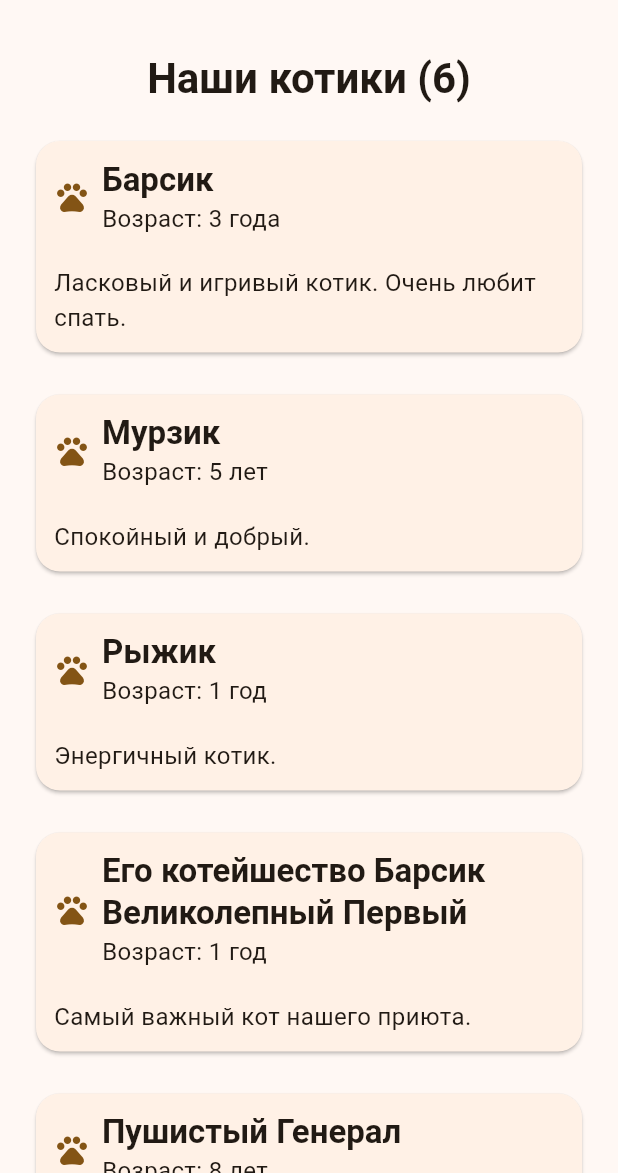
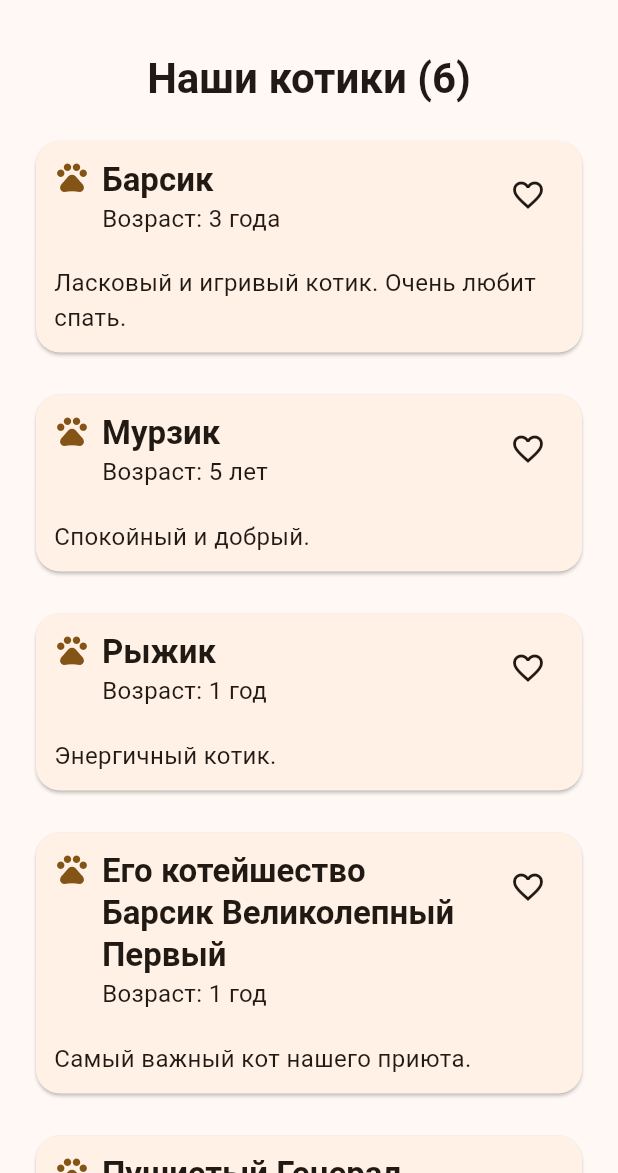
Before and after one commit to Askalitus/CatShelter, a Flutter app: the screen it shows after launch, on a phone screen of 412 x 824 dp, the part 63-1236 px from its top. Run offline on Flutter 3.47's test engine with Material 3 defaults, Android fonts, the light colour scheme and no system bars.

Commit message:
Добавление функциональности избранного для карточек котов: реализация возможности добавления и удаления котов из избранного в представлениях списка и сетки.

```diff
--- a/lib/screens/main_page.dart
+++ b/lib/screens/main_page.dart
@@ -13,10 +13,21 @@ class MainPage extends StatefulWidget {
 
 class _MainPageState extends State<MainPage> {
   bool isGridView = false;
+  Set<String> favoriteCatIds = {};
 
   void toggleView() {
     setState(() {
       isGridView = !isGridView;
+    });
+  }
+
+  void toggleFavorite(String catId) {
+    setState(() {
+      if (favoriteCatIds.contains(catId)) {
+        favoriteCatIds.remove(catId);
+      } else {
+        favoriteCatIds.add(catId);
+      }
     });
   }
 
@@ -34,7 +45,17 @@ class _MainPageState extends State<MainPage> {
           ),
         ],
       ),
-      body: isGridView ? CatGrid(cats: mockCats) : CatList(cats: mockCats),
+      body: isGridView
+          ? CatGrid(
+              cats: mockCats,
+              favoriteCatIds: favoriteCatIds,
+              onFavoriteToggle: toggleFavorite,
+            )
+          : CatList(
+              cats: mockCats,
+              favoriteCatIds: favoriteCatIds,
+              onFavoriteToggle: toggleFavorite,
+            ),
     );
   }
 }
--- a/lib/widgets/cat_card.dart
+++ b/lib/widgets/cat_card.dart
@@ -5,8 +5,15 @@ import 'package:cat_shelter/utils/age_formatter.dart';
 
 class CatCard extends StatelessWidget {
   final Cat cat;
+  final bool isFavorite;
+  final VoidCallback onFavoriteToggle;
 
-  const CatCard({super.key, required this.cat});
+  const CatCard({
+    super.key,
+    required this.cat,
+    required this.isFavorite,
+    required this.onFavoriteToggle,
+  });
 
   @override
   Widget build(BuildContext context) {
@@ -27,9 +34,10 @@ class CatCard extends StatelessWidget {
             Row(
               spacing: 8,
               mainAxisAlignment: MainAxisAlignment.start,
+              crossAxisAlignment: CrossAxisAlignment.start,
               children: [
                 Icon(color: colors.primary, Icons.pets),
-                Flexible(
+                Expanded(
                   child: Column(
                     crossAxisAlignment: CrossAxisAlignment.start,
                     children: [
@@ -48,6 +56,13 @@ class CatCard extends StatelessWidget {
                     ],
                   ),
                 ),
+                IconButton(
+                  icon: Icon(
+                    isFavorite ? Icons.favorite : Icons.favorite_border,
+                    color: isFavorite ? colors.primary : colors.onSurface,
+                  ),
+                  onPressed: onFavoriteToggle,
+                ),
               ],
             ),
             Text(
--- a/lib/widgets/cat_list.dart
+++ b/lib/widgets/cat_list.dart
@@ -4,8 +4,15 @@ import 'package:cat_shelter/models/cat.dart';
 
 class CatList extends StatelessWidget {
   final List<Cat> cats;
+  final Set<String> favoriteCatIds;
+  final ValueChanged<String> onFavoriteToggle;
 
-  const CatList({super.key, required this.cats});
+  const CatList({
+    super.key,
+    required this.cats,
+    required this.favoriteCatIds,
+    required this.onFavoriteToggle,
+  });
 
   @override
   Widget build(BuildContext context) {
@@ -22,7 +29,11 @@ class CatList extends StatelessWidget {
           );
         }
         final cat = cats[index - 1];
-        return CatCard(cat: cat);
+        return CatCard(
+          cat: cat,
+          isFavorite: favoriteCatIds.contains(cat.id),
+          onFavoriteToggle: () => onFavoriteToggle(cat.id),
+        );
       },
       separatorBuilder: (context, index) => const SizedBox(height: 20),
       itemCount: cats.length + 1,
```
Also changed, not shown: lib/widgets/cat_grid.dart (+13 -2 lines).
